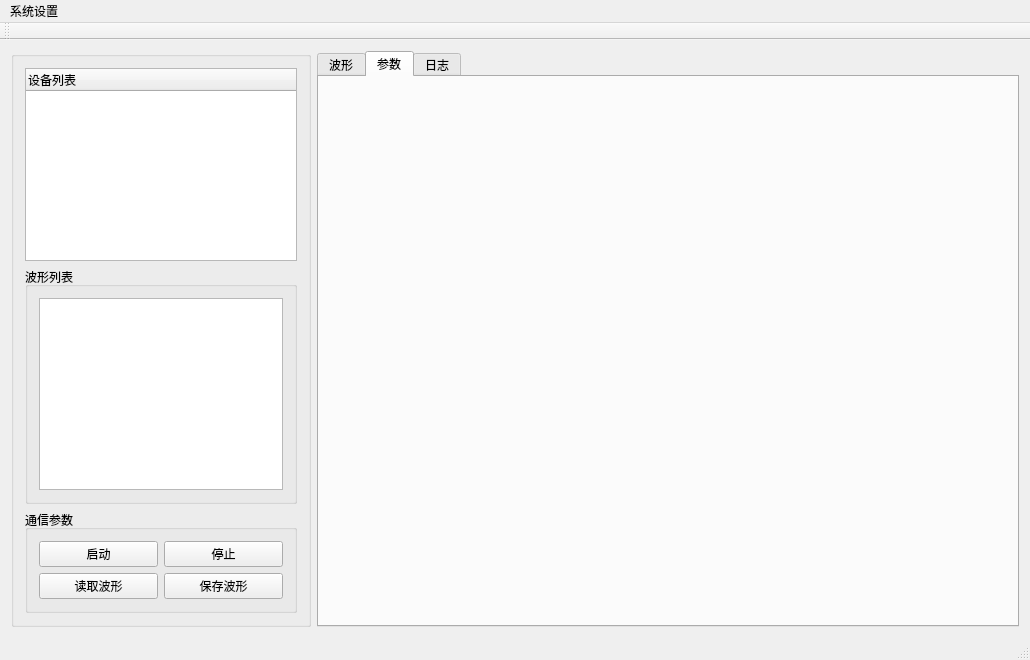
This is mainwindow.ui in byteman/bullet as Qt 5 draws it before an edit. The edited form follows.
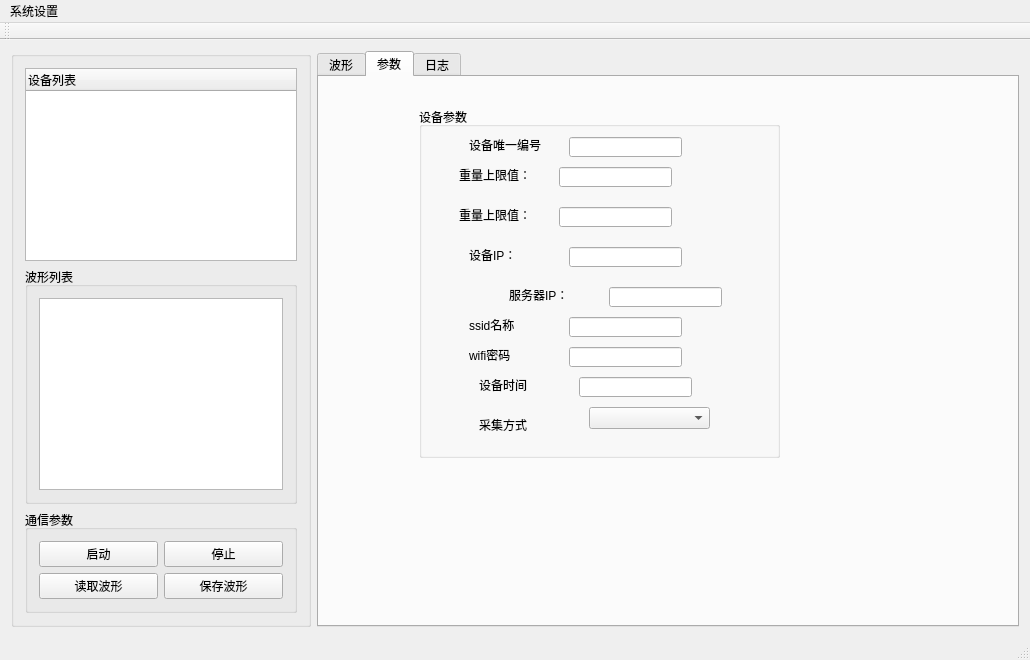
This is the edited form. Custom widgets are drawn as their Qt base class.

Patch:
```diff
--- a/mainwindow.ui
+++ b/mainwindow.ui
@@ -215,6 +215,244 @@
        <attribute name="title">
         <string>参数</string>
        </attribute>
+       <widget class="QGroupBox" name="groupBox_5">
+        <property name="geometry">
+         <rect>
+          <x>100</x>
+          <y>30</y>
+          <width>361</width>
+          <height>351</height>
+         </rect>
+        </property>
+        <property name="title">
+         <string>设备参数</string>
+        </property>
+        <widget class="QLabel" name="label">
+         <property name="geometry">
+          <rect>
+           <x>40</x>
+           <y>60</y>
+           <width>81</width>
+           <height>16</height>
+          </rect>
+         </property>
+         <property name="text">
+          <string>重量上限值：</string>
+         </property>
+        </widget>
+        <widget class="QLineEdit" name="edtWetUp">
+         <property name="geometry">
+          <rect>
+           <x>140</x>
+           <y>60</y>
+           <width>113</width>
+           <height>20</height>
+          </rect>
+         </property>
+        </widget>
+        <widget class="QLineEdit" name="edtWetDown">
+         <property name="geometry">
+          <rect>
+           <x>140</x>
+           <y>100</y>
+           <width>113</width>
+           <height>20</height>
+          </rect>
+         </property>
+         <property name="text">
+          <string/>
+         </property>
+        </widget>
+        <widget class="QLabel" name="label_2">
+         <property name="geometry">
+          <rect>
+           <x>40</x>
+           <y>100</y>
+           <width>81</width>
+           <height>16</height>
+          </rect>
+         </property>
+         <property name="text">
+          <string>重量上限值：</string>
+         </property>
+        </widget>
+        <widget class="QLineEdit" name="edtWetDown_2">
+         <property name="geometry">
+          <rect>
+           <x>150</x>
+           <y>140</y>
+           <width>113</width>
+           <height>20</height>
+          </rect>
+         </property>
+         <property name="text">
+          <string/>
+         </property>
+        </widget>
+        <widget class="QLabel" name="label_3">
+         <property name="geometry">
+          <rect>
+           <x>50</x>
+           <y>140</y>
+           <width>81</width>
+           <height>16</height>
+          </rect>
+         </property>
+         <property name="text">
+          <string>设备IP：</string>
+         </property>
+        </widget>
+        <widget class="QLineEdit" name="edtWetDown_3">
+         <property name="geometry">
+          <rect>
+           <x>190</x>
+           <y>180</y>
+           <width>113</width>
+           <height>20</height>
+          </rect>
+         </property>
+         <property name="text">
+          <string/>
+         </property>
+        </widget>
+        <widget class="QLabel" name="label_4">
+         <property name="geometry">
+          <rect>
+           <x>90</x>
+           <y>180</y>
+           <width>81</width>
+           <height>16</height>
+          </rect>
+         </property>
+         <property name="text">
+          <string>服务器IP：</string>
+         </property>
+        </widget>
+        <widget class="QLabel" name="label_5">
+         <property name="geometry">
+          <rect>
+           <x>50</x>
+           <y>210</y>
+           <width>81</width>
+           <height>16</height>
+          </rect>
+         </property>
+         <property name="text">
+          <string>ssid名称</string>
+         </property>
+        </widget>
+        <widget class="QLineEdit" name="edtWetDown_4">
+         <property name="geometry">
+          <rect>
+           <x>150</x>
+           <y>210</y>
+           <width>113</width>
+           <height>20</height>
+          </rect>
+         </property>
+         <property name="text">
+          <string/>
+         </property>
+        </widget>
+        <widget class="QLineEdit" name="edtWetDown_5">
+         <property name="geometry">
+          <rect>
+           <x>150</x>
+           <y>240</y>
+           <width>113</width>
+           <height>20</height>
+          </rect>
+         </property>
+         <property name="text">
+          <string/>
+         </property>
+        </widget>
+        <widget class="QLabel" name="label_6">
+         <property name="geometry">
+          <rect>
+           <x>50</x>
+           <y>240</y>
+           <width>81</width>
+           <height>16</height>
+          </rect>
+         </property>
+         <property name="text">
+          <string>wifi密码</string>
+         </property>
+        </widget>
+        <widget class="QLineEdit" name="edtWetDown_6">
+         <property name="geometry">
+          <rect>
+           <x>160</x>
+           <y>270</y>
+           <width>113</width>
+           <height>20</height>
+          </rect>
+         </property>
+         <property name="text">
+          <string/>
+         </property>
+        </widget>
+        <widget class="QLabel" name="label_7">
+         <property name="geometry">
+          <rect>
+           <x>60</x>
+           <y>270</y>
+           <width>81</width>
+           <height>16</height>
+          </rect>
+         </property>
+         <property name="text">
+          <string>设备时间</string>
+         </property>
+        </widget>
+        <widget class="QLineEdit" name="edtWetUp_2">
+         <property name="geometry">
+          <rect>
+           <x>150</x>
+           <y>30</y>
+           <width>113</width>
+           <height>20</height>
+          </rect>
+         </property>
+        </widget>
+        <widget class="QLabel" name="label_8">
+         <property name="geometry">
+          <rect>
+           <x>50</x>
+           <y>30</y>
+           <width>81</width>
+           <height>16</height>
+          </rect>
+         </property>
+         <property name="text">
+          <string>设备唯一编号</string>
+         </property>
+        </widget>
+        <widget class="QLabel" name="label_9">
+         <property name="geometry">
+          <rect>
+           <x>60</x>
+           <y>310</y>
+           <width>81</width>
+           <height>16</height>
+          </rect>
+         </property>
+         <property name="text">
+          <string>采集方式</string>
+         </property>
+        </widget>
+        <widget class="QComboBox" name="comboBox">
+         <property name="geometry">
+          <rect>
+           <x>170</x>
+           <y>300</y>
+           <width>121</width>
+           <height>22</height>
+          </rect>
+         </property>
+        </widget>
+       </widget>
       </widget>
       <widget class="QWidget" name="tab_3">
        <attribute name="title">
```
